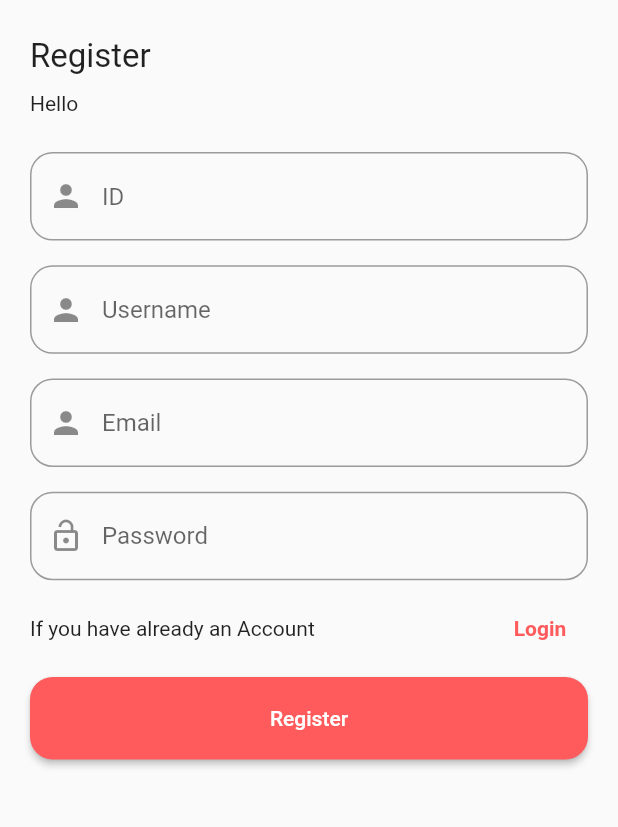
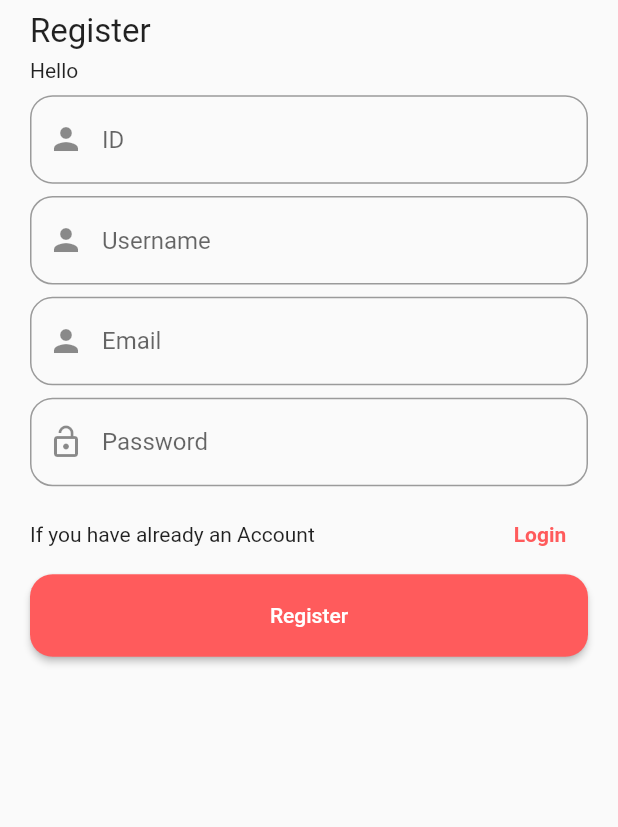
Before and after one commit to Ahmed3bdalla/MyuCommerce, a Flutter app: the RegisterPage screen opened by its route, on a phone screen of 412 x 824 dp, the part 272-1099 px from its top. Run offline on Flutter 3.47's test engine with Material 2 defaults, Android fonts, the phone set to English and light mode, and no system bars; our stand-ins replace cloud_firestore, firebase_auth, firebase_core, flutter_bloc, get, hive and 1 more; accounts and stored records are empty.

Commit message:
register_page

```diff
--- a/lib/view/screens/auth/register_page.dart
+++ b/lib/view/screens/auth/register_page.dart
@@ -1,5 +1,3 @@
-
-
 import 'package:flutter/material.dart';
 import 'package:flutter_bloc/flutter_bloc.dart';
 import 'package:get/get.dart';
@@ -47,7 +45,7 @@ class RegisterPage extends StatelessWidget {
                 fit: BoxFit.cover,
               ),
               SizedBox(
-                height: Get.height * 0.03,
+                height: Get.height * 0.01,
               ),
               const Padding(
                 padding: EdgeInsets.only(left: 20.0),
@@ -57,16 +55,16 @@ class RegisterPage extends StatelessWidget {
                 ),
               ),
               const SizedBox(
-                height: 10,
+                height: 5,
               ),
               const Padding(
                 padding: EdgeInsets.only(left: 20.0),
                 child: Text(
-                  'Hello ',
+                  'Hello',
                 ),
               ),
               SizedBox(
-                height: Get.height * 0.03,
+                height: Get.height * 0.01,
               ),
               Padding(
                 padding: const EdgeInsets.only(left: 20.0, right: 20),
@@ -86,13 +84,13 @@ class RegisterPage extends StatelessWidget {
                           hintText: 'ID',
                           obscureText: false),
                       SizedBox(
-                        height: Get.height * 0.02,
+                        height: Get.height * 0.01,
                       ),
                       MyTextField(
                           icon: const Icon(Icons.person),
                           validator: (value) {
                             if (value == null || value.isEmpty) {
-                              return 'Please enter email';
+                              return 'Please enter Username';
                             }
                             return null;
                           },
@@ -100,7 +98,7 @@ class RegisterPage extends StatelessWidget {
                           hintText: 'Username',
                           obscureText: false),
                       SizedBox(
-                        height: Get.height * 0.02,
+                        height: Get.height * 0.01,
                       ),
                       // Email
                       MyTextField(
@@ -115,7 +113,7 @@ class RegisterPage extends StatelessWidget {
                           hintText: 'Email',
                           obscureText: false),
                       SizedBox(
-                        height: Get.height * 0.02,
+                        height: Get.height * 0.01,
                       ),
 
                       /// password
@@ -152,12 +150,9 @@ class RegisterPage extends StatelessWidget {
                               ))
                         ],
                       ),
-                      SizedBox(
-                        height: Get.height * 0.01,
-                      ),
+                      SizedBox(height: Get.height * 0.003),
 
                       /// Register Button
-
                       MyButton(
                           onTap: () async {
                             if (formkey.currentState!.validate()) {
```
